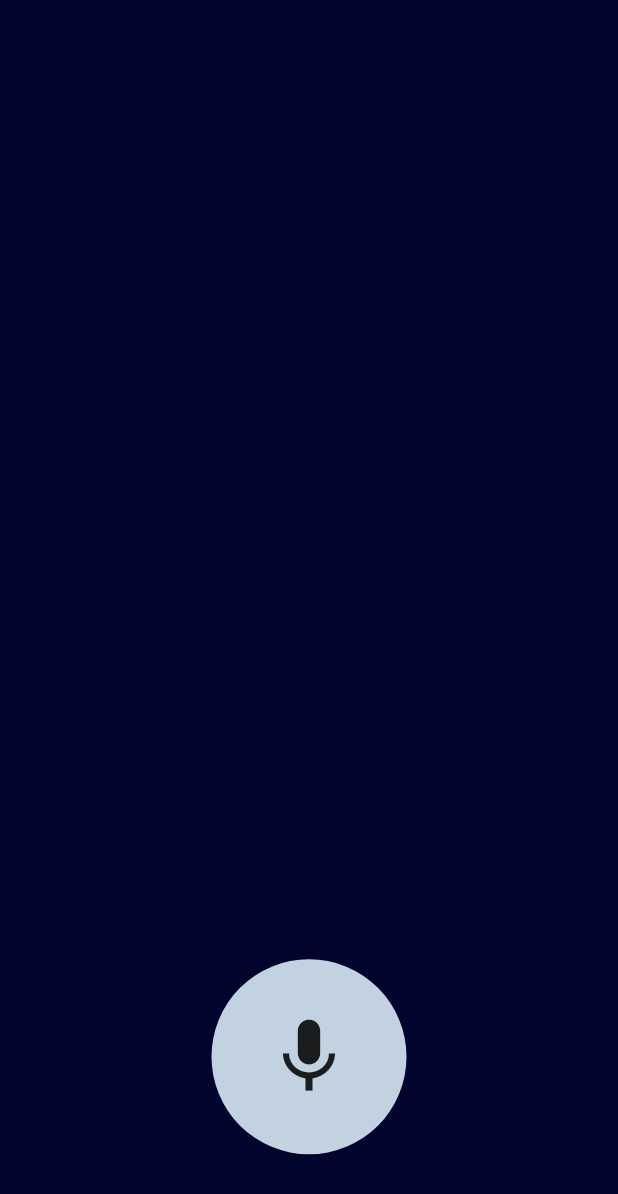
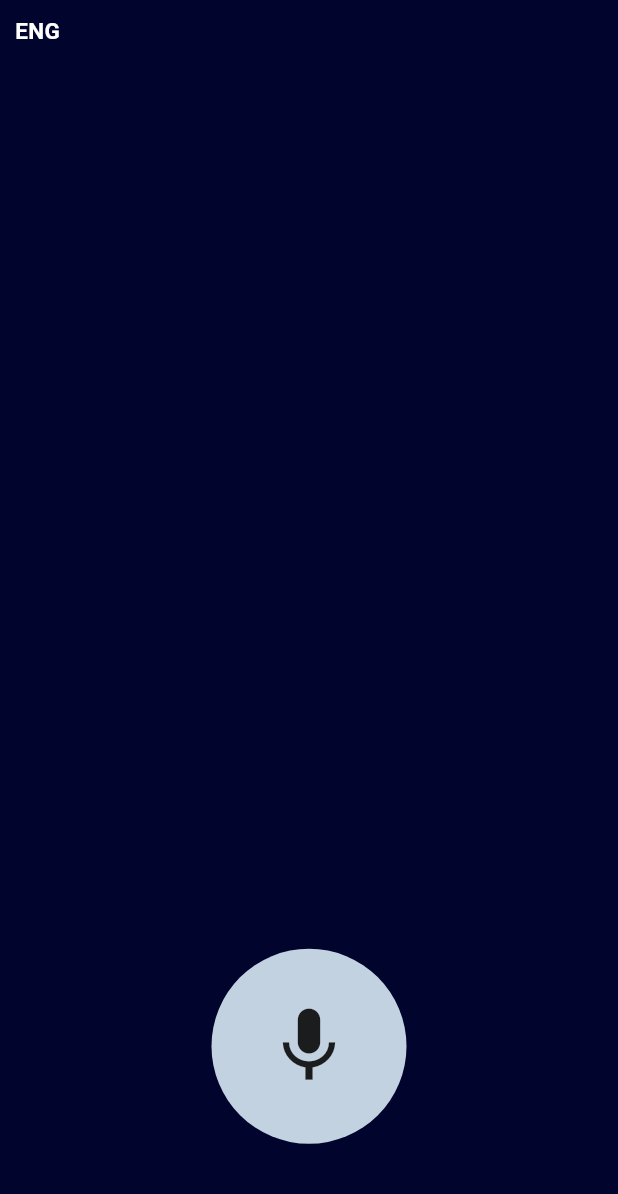
Before and after one commit to imksprateek/LexiFIR, a Flutter app: the VoiceChat screen opened directly, on a phone screen of 412 x 824 dp. Shown: the top 1194 px of the screen. Run offline on Flutter 3.47's test engine with Material 3 defaults, Android fonts, the light colour scheme and no system bars; our stand-ins replace audioplayers, carousel_slider, logger, permission_handler, shared_preferences and 1 more; missing offline and left inert: dart:ffi, flutter_sound, hyperlink, siri_wave; accounts and stored records are empty; network calls fail.

Commit message:
voice bot

```diff
--- a/app-client/lib/pages/Chatbot.dart
+++ b/app-client/lib/pages/Chatbot.dart
@@ -29,6 +29,7 @@
     frequency: 4,
     speed: 0.15,
   );
+  String language = 'ENG' ;
   @override
   void initState() {
     super.initState();
@@ -112,6 +113,28 @@
   Widget build(BuildContext context) {
     return Scaffold(
       backgroundColor: AppBlue,
+      appBar: AppBar(
+         backgroundColor: AppBlue,
+        leading: Padding(
+          padding: const EdgeInsets.all(10),
+          child: GestureDetector(
+            onTap: () {
+              setState(() {
+                language = language == 'ENG' ? 'HIN' : 'ENG'; // Toggle the language
+              });
+            },
+            child: Text(
+              language,
+              style: const TextStyle(
+                color: Colors.white,
+                fontWeight: FontWeight.bold,
+                fontSize: 15,
+              ),
+            ),
+          ),
+        ),
+
+      ),
       body: Center(
         child: Column(
           mainAxisAlignment: MainAxisAlignment.center,
@@ -139,7 +162,8 @@
               ),
             ),
             SizedBox(
-              height: 150,
+              height: 80
+              ,
             ),
 
             // Image.asset(
```
Also changed, not shown: app-client/lib/utils/carasouel.dart (indentation only).
